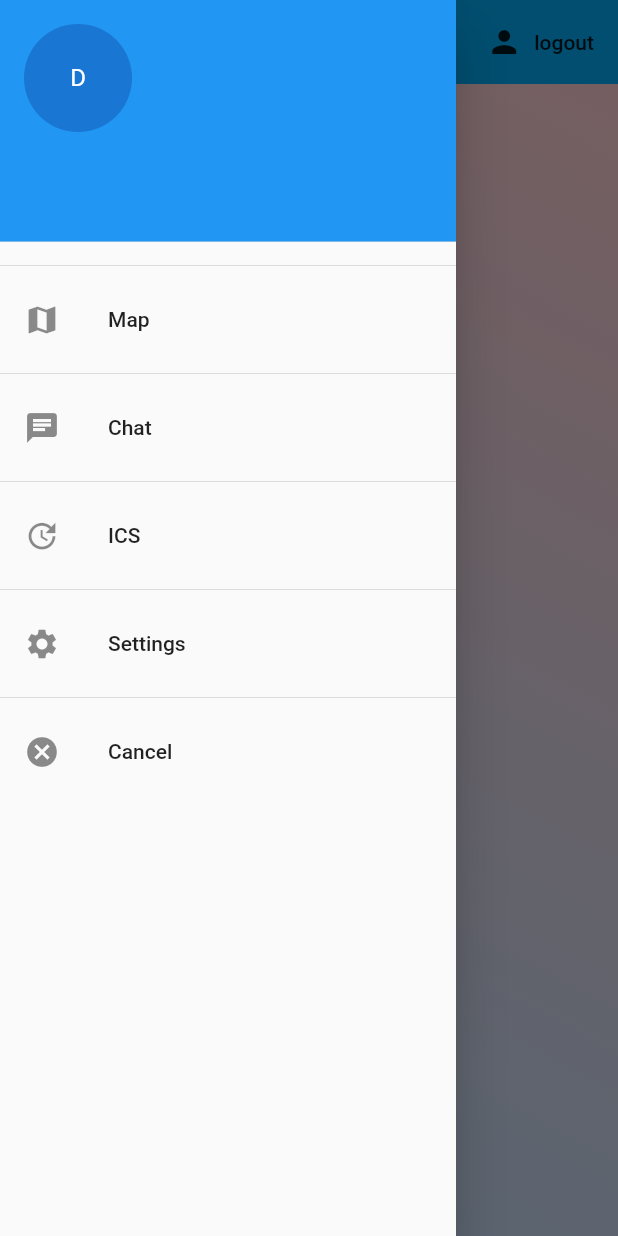
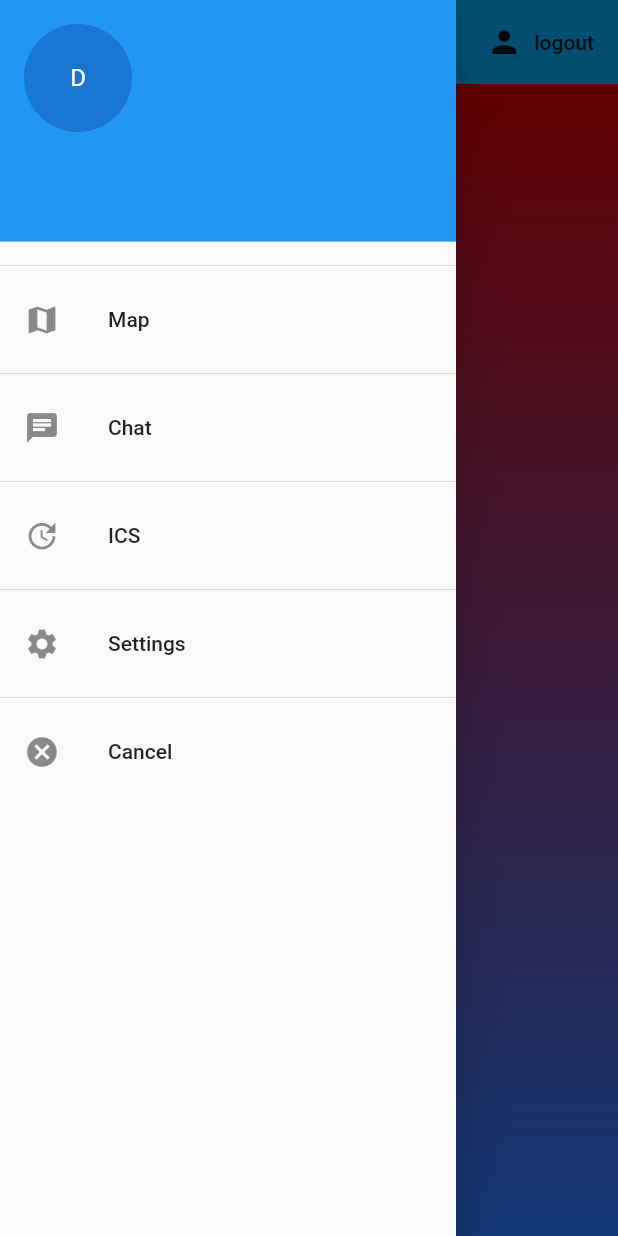
Before and after one commit to bdav22/smartresponse4, a Flutter app: the screen it shows once a user with an empty profile is signed in, with the side drawer open, on a phone screen of 412 x 824 dp. Run offline on Flutter 3.47's test engine with Material 2 defaults, Android fonts, the phone set to English and light mode, and no system bars; our stand-ins replace cloud_firestore, firebase_auth, flutter_spinkit, geolocator, google_maps_flutter, location; missing offline and left inert: background_locator, location_permissions; accounts and stored records are empty.

Commit message:
top center / gradient accents

```diff
--- a/lib/scene_home.dart
+++ b/lib/scene_home.dart
@@ -123,10 +123,9 @@ class _SceneHomeState extends State<SceneHome> {
             decoration: BoxDecoration(
                 color: Colors.blue,
                 gradient: LinearGradient(
-                    begin: Alignment.topRight,
-                    end: Alignment.bottomLeft,
-                    colors: [Colors.red[100], Colors.blue[100]]),
-
+                    begin: Alignment.topCenter,
+                    end: Alignment.bottomCenter,
+                    colors: [Colors.redAccent[700], Colors.blueAccent[400]]),
             ),
             child: SceneList()),
       ),
```
Also changed, not shown: lib/scene_tile.dart (+4 -8 lines).
